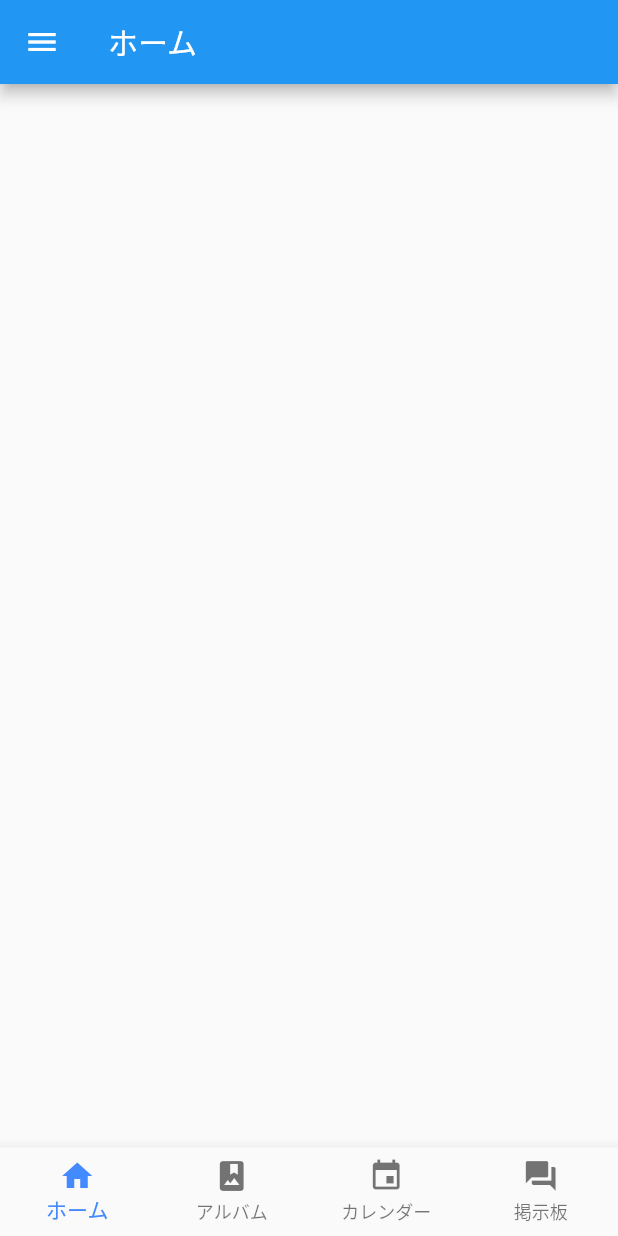
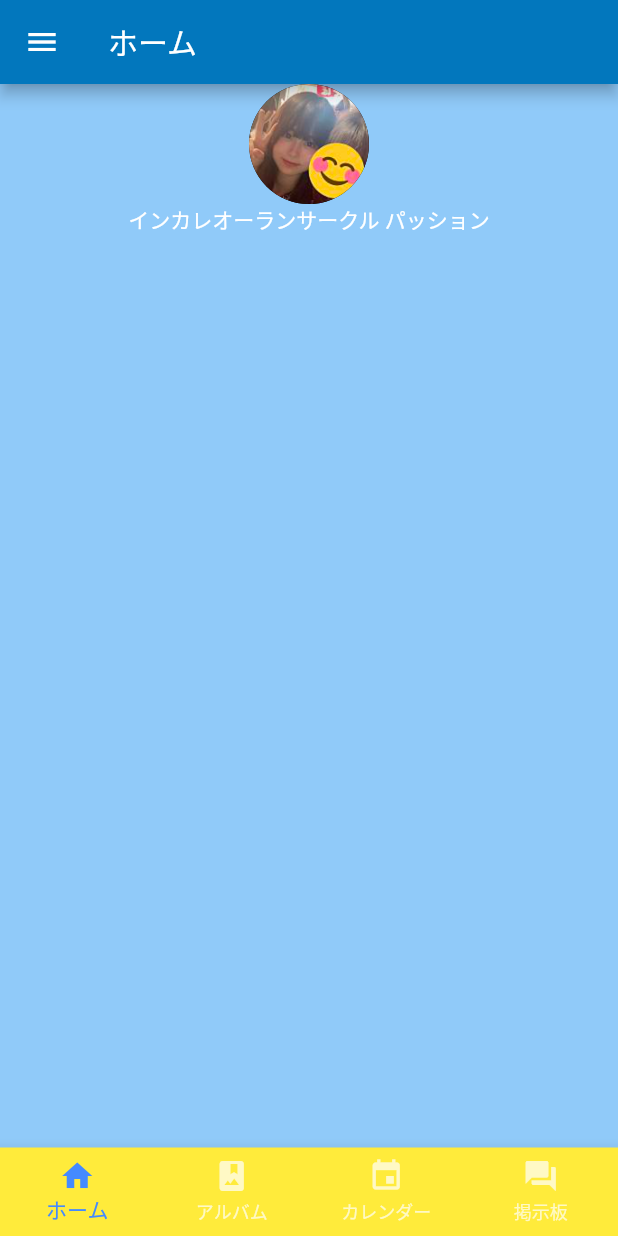
Before and after one commit to Rshigaki/circler, a Flutter app: the screen it shows after launch, on a phone screen of 412 x 824 dp. Run offline on Flutter 3.47's test engine with Material 2 defaults, Android fonts, the phone set to English and light mode, and no system bars.

Commit message:
アイコン・団体名とりあえず追加してみた

```diff
--- a/lib/main.dart
+++ b/lib/main.dart
@@ -6,10 +6,22 @@ class MyApp extends StatelessWidget {
   // This widget is the root of your application.
   @override
   Widget build(BuildContext context) {
+
+    final String organization_name = 'インカレオーランサークル パッション';
+
+    final AssetImage organization_image = AssetImage('images/aika.png');
+
     return MaterialApp(
+      theme: ThemeData(
+        brightness: Brightness.dark,
+        primaryColor: Colors.lightBlue[800],
+        accentColor: Colors.cyan[600],
+      ),
       home: Scaffold(
         appBar: AppBar(title: Text('ホーム'),),
+        backgroundColor: Colors.blue.shade200,
         bottomNavigationBar: BottomNavigationBar(
+          backgroundColor: Colors.yellow,
           items: <BottomNavigationBarItem>[
             BottomNavigationBarItem(icon: Icon(Icons.home), title: Text('ホーム')),
             BottomNavigationBarItem(icon: Icon(Icons.photo_album), title: Text('アルバム')),
@@ -25,19 +37,17 @@ class MyApp extends StatelessWidget {
               DrawerHeader(
                 child: Column(
                   children: <Widget>[
-                    Text('インカレオーランサークル パッション',
+                    Text(organization_name,
                       style: TextStyle(
-                        color: Colors.white,
                       ),
                     ),
                     CircleAvatar(
                       radius: 40.0,
-                      backgroundImage: AssetImage('images/aika.png'),
+                      backgroundImage: organization_image,
                     ),
                   ],
                 ),
                 decoration: BoxDecoration(
-                  color: Colors.blue,
                 ),
               ),
               FlatButton(
@@ -50,7 +60,19 @@ class MyApp extends StatelessWidget {
           ),
         ),
         body: Container(
+          width: double.infinity,
+          height: double.infinity,
+          child: Column(
+            crossAxisAlignment: CrossAxisAlignment.center,
+            children: <Widget>[
+              CircleAvatar(
+                radius: 40,
+                backgroundImage: organization_image,
+              ),
+              Text(organization_name),
+            ],
 
+          )
         ),
       ),
     );
```
